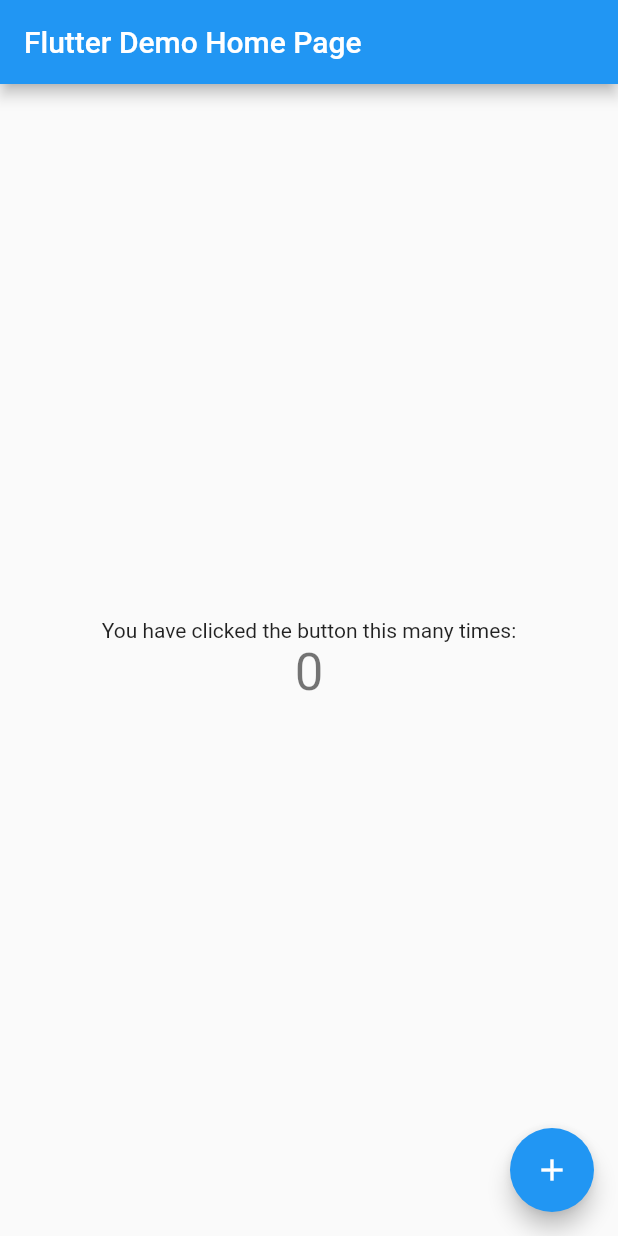
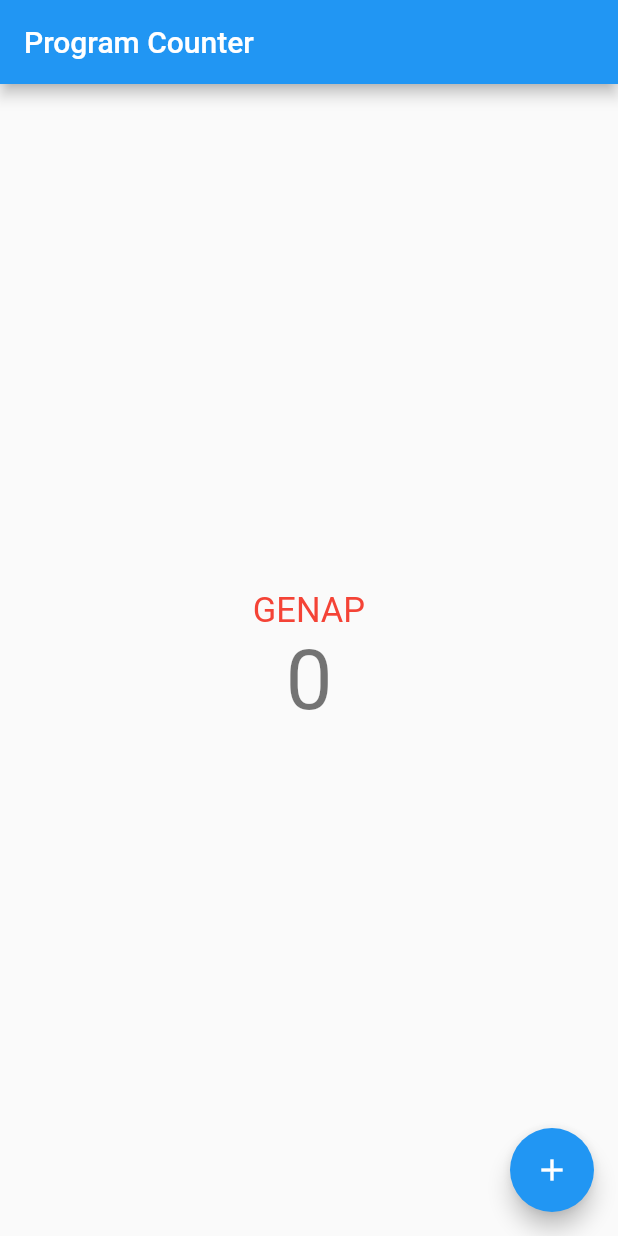
Before and after one commit to codenameLontong/pbp-flutter-tutorial, a Flutter app: the screen it shows after launch, on a phone screen of 412 x 824 dp. Run offline on Flutter 3.47's test engine with Material 2 defaults, Android fonts, the phone set to English and light mode, and no system bars.

Commit message:
Finished Tugas 7

```diff
--- a/lib/main.dart
+++ b/lib/main.dart
@@ -7,39 +7,20 @@ void main() {
 class MyApp extends StatelessWidget {
   const MyApp({super.key});
 
-  // This widget is the root of your application.
   @override
   Widget build(BuildContext context) {
     return MaterialApp(
       title: 'Flutter Demo',
       theme: ThemeData(
-        // This is the theme of your application.
-        //
-        // Try running your application with "flutter run". You'll see the
-        // application has a blue toolbar. Then, without quitting the app, try
-        // changing the primarySwatch below to Colors.green and then invoke
-        // "hot reload" (press "r" in the console where you ran "flutter run",
-        // or simply save your changes to "hot reload" in a Flutter IDE).
-        // Notice that the counter didn't reset back to zero; the application
-        // is not restarted.
         primarySwatch: Colors.blue,
       ),
-      home: const MyHomePage(title: 'Flutter Demo Home Page'),
+      home: const MyHomePage(title: 'Program Counter'),
     );
   }
 }
 
 class MyHomePage extends StatefulWidget {
   const MyHomePage({super.key, required this.title});
-
-  // This widget is the home page of your application. It is stateful, meaning
-  // that it has a State object (defined below) that contains fields that affect
-  // how it looks.
-
-  // This class is the configuration for the state. It holds the values (in this
-  // case the title) provided by the parent (in this case the App widget) and
-  // used by the build method of the State. Fields in a Widget subclass are
-  // always marked "final".
 
   final String title;
 
@@ -52,64 +33,61 @@ class _MyHomePageState extends State<MyHomePage> {
 
   void _incrementCounter() {
     setState(() {
-      // This call to setState tells the Flutter framework that something has
-      // changed in this State, which causes it to rerun the build method below
-      // so that the display can reflect the updated values. If we changed
-      // _counter without calling setState(), then the build method would not be
-      // called again, and so nothing would appear to happen.
       _counter++;
+    });
+  }
+
+  void _decrementCounter() {
+    setState(() {
+      if (_counter > 0)
+      _counter--;
     });
   }
 
   @override
   Widget build(BuildContext context) {
-    // This method is rerun every time setState is called, for instance as done
-    // by the _incrementCounter method above.
-    //
-    // The Flutter framework has been optimized to make rerunning build methods
-    // fast, so that you can just rebuild anything that needs updating rather
-    // than having to individually change instances of widgets.
     return Scaffold(
       appBar: AppBar(
-        // Here we take the value from the MyHomePage object that was created by
-        // the App.build method, and use it to set our appbar title.
         title: Text(widget.title),
       ),
       body: Center(
-        // Center is a layout widget. It takes a single child and positions it
-        // in the middle of the parent.
         child: Column(
-          // Column is also a layout widget. It takes a list of children and
-          // arranges them vertically. By default, it sizes itself to fit its
-          // children horizontally, and tries to be as tall as its parent.
-          //
-          // Invoke "debug painting" (press "p" in the console, choose the
-          // "Toggle Debug Paint" action from the Flutter Inspector in Android
-          // Studio, or the "Toggle Debug Paint" command in Visual Studio Code)
-          // to see the wireframe for each widget.
-          //
-          // Column has various properties to control how it sizes itself and
-          // how it positions its children. Here we use mainAxisAlignment to
-          // center the children vertically; the main axis here is the vertical
-          // axis because Columns are vertical (the cross axis would be
-          // horizontal).
           mainAxisAlignment: MainAxisAlignment.center,
           children: <Widget>[
-            const Text(
-              'You have clicked the button this many times:',
+            Text(
+              _counter % 2 == 1 ? "GANJIL" : "GENAP",
+              style: TextStyle(
+                color: _counter % 2 == 0 ? Colors.red : Colors.blue,
+                fontSize: 23,
+              )
             ),
             Text(
               '$_counter',
-              style: Theme.of(context).textTheme.headline4,
+              style: Theme.of(context).textTheme.headline2,
             ),
           ],
         ),
       ),
-      floatingActionButton: FloatingActionButton(
-        onPressed: _incrementCounter,
-        tooltip: 'Increment',
-        child: const Icon(Icons.add),
-      ), // This trailing comma makes auto-formatting nicer for build methods.
+      floatingActionButton: Padding(
+        padding: const EdgeInsets.all(16.0),
+        child: Row(
+          mainAxisAlignment: MainAxisAlignment.spaceBetween,
+          textDirection: TextDirection.rtl,
+          children: [
+            FloatingActionButton(
+              onPressed: _incrementCounter,
+              tooltip: 'Increment',
+              child: const Icon(Icons.add),
+            ),
+            if (_counter > 0) FloatingActionButton(
+              onPressed: _decrementCounter,
+              tooltip: 'Decrement',
+              child: const Icon(Icons.remove),
+            ),
+          ],
+        )
+      ),
+      floatingActionButtonLocation: FloatingActionButtonLocation.centerDocked,
     );
   }
 }
```
